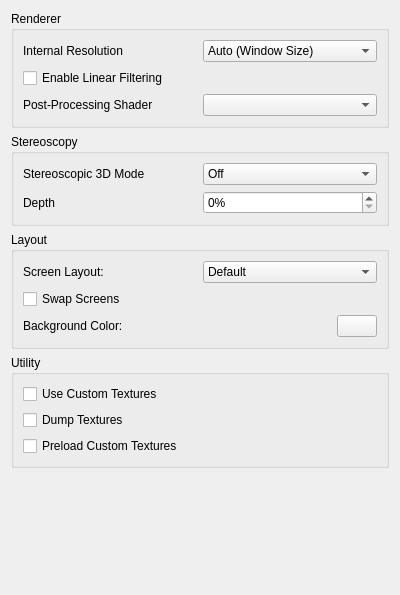
The window that src/citra_qt/configuration/configure_enhancements.ui (akashanotenshi/rusty) describes before a commit, drawn with Qt 5.
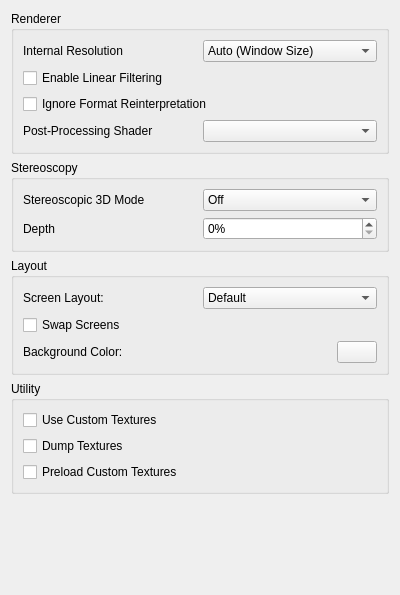
The same window after the commit.

Commit message: ignore format reinterpretation

```diff
--- a/src/citra_qt/configuration/configure_enhancements.ui
+++ b/src/citra_qt/configuration/configure_enhancements.ui
@@ -103,6 +103,13 @@
         </property>
        </widget>
       </item>
+      <item>
+       <widget class="QCheckBox" name="toggle_format_reinterpret_hack">
+        <property name="text">
+         <string>Ignore Format Reinterpretation</string>
+        </property>
+       </widget>
+      </item>
       <item>
        <layout class="QHBoxLayout" name="horizontalLayout_11">
         <item>
```
The commit also changes 9 other files.
